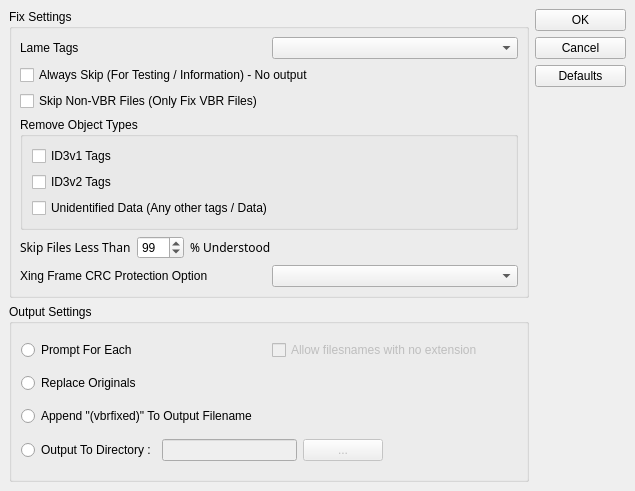
Qt form QtFixer/settings.ui (fidget77/vbrfix) before a commit.
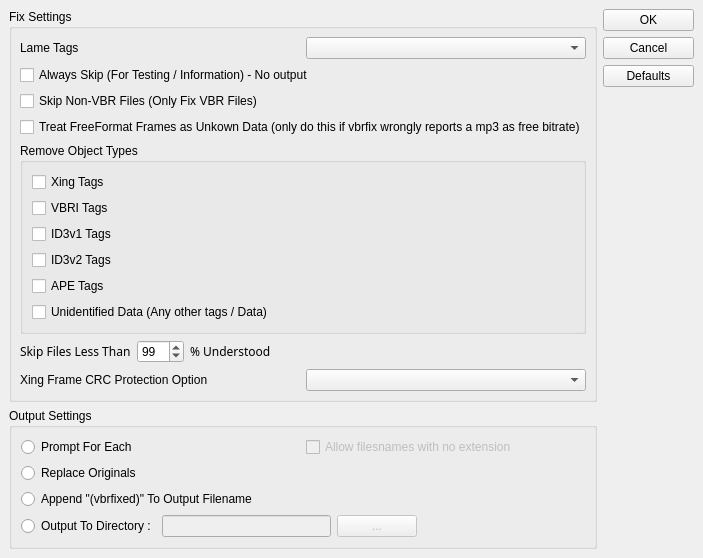
The same form after that commit.

Commit message: new option and remove types

```diff
--- a/QtFixer/settings.ui
+++ b/QtFixer/settings.ui
@@ -8,8 +8,8 @@
    <rect>
     <x>0</x>
     <y>0</y>
-    <width>635</width>
-    <height>491</height>
+    <width>662</width>
+    <height>492</height>
    </rect>
   </property>
   <property name="windowTitle" >
@@ -97,6 +97,13 @@
           </property>
          </widget>
         </item>
+        <item>
+         <widget class="QCheckBox" name="treatFreeFormatAsUnkown" >
+          <property name="text" >
+           <string>Treat FreeFormat Frames as Unkown Data (only do this if vbrfix wrongly reports a mp3 as free bitrate)</string>
+          </property>
+         </widget>
+        </item>
         <item>
          <layout class="QHBoxLayout" >
           <property name="margin" >
@@ -117,6 +124,20 @@
              <property name="spacing" >
               <number>6</number>
              </property>
+             <item>
+              <widget class="QCheckBox" name="removeXingTags" >
+               <property name="text" >
+                <string>Xing Tags</string>
+               </property>
+              </widget>
+             </item>
+             <item>
+              <widget class="QCheckBox" name="removeVbriTags" >
+               <property name="text" >
+                <string>VBRI Tags</string>
+               </property>
+              </widget>
+             </item>
              <item>
               <widget class="QCheckBox" name="removeId3v1Tags" >
                <property name="text" >
@@ -131,6 +152,13 @@
                </property>
               </widget>
              </item>
+             <item>
+              <widget class="QCheckBox" name="removeApeTags" >
+               <property name="text" >
+                <string>APE Tags</string>
+               </property>
+              </widget>
+             </item>
              <item>
               <widget class="QCheckBox" name="removeUnknownData" >
                <property name="text" >
```
